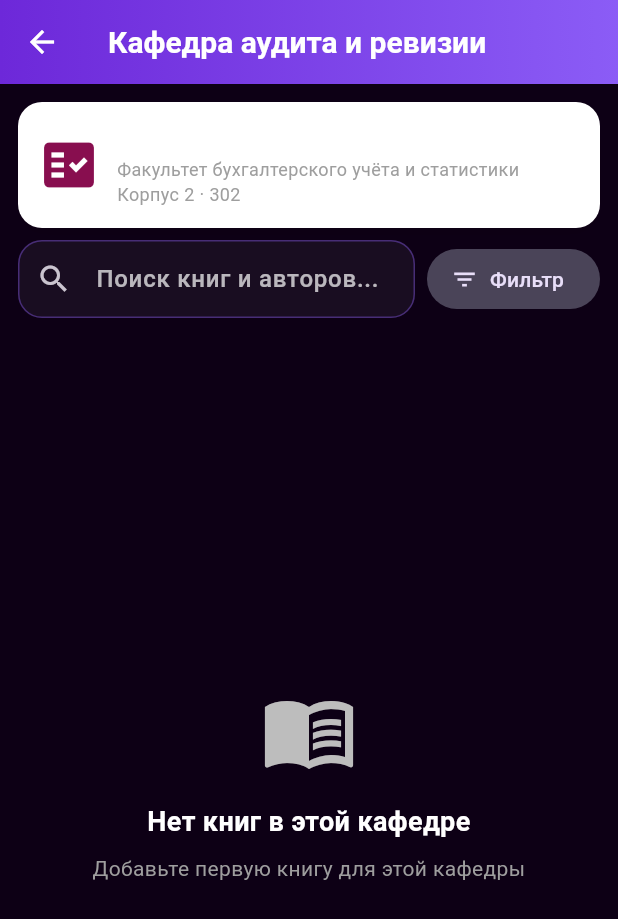
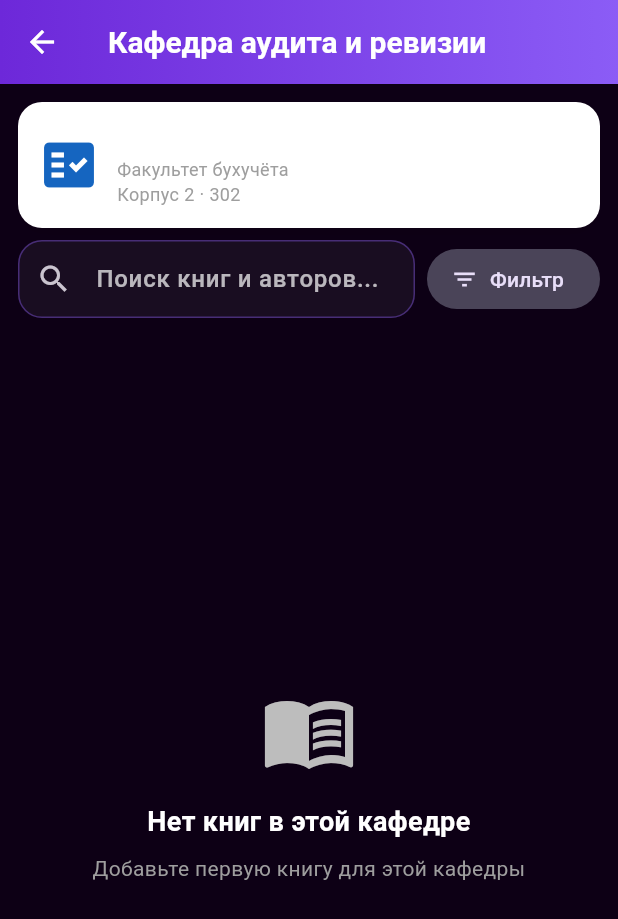
Before and after one commit to HxOpSec/unibook, a Flutter app: the screen it shows after launch, after a tap on an icon or button, on a phone screen of 412 x 824 dp. Shown: the top 919 px of the screen. Run offline on Flutter 3.47's test engine with Material 3 defaults, Android fonts, the phone set to English and light mode, and no system bars; our stand-ins replace cached_network_image, cloud_firestore, dio, file_picker, firebase_auth, firebase_core and 1 more; missing offline and left inert: syncfusion_flutter_pdfviewer; accounts and stored records are empty; statements that could not run were skipped.

Commit message:
Update my changes

```diff
--- a/lib/app.dart
+++ b/lib/app.dart
@@ -27,7 +27,9 @@
   Widget build(BuildContext context) {
     return MultiProvider(
       providers: [
-        Provider(create: (_) => FirestoreService()),
+        Provider<FirestoreService>(
+          create: (_) => FirestoreService(),
+        ),
         ChangeNotifierProvider(
           create: (context) => AuthProvider(null, context.read<FirestoreService>()),
         ),
@@ -37,18 +39,21 @@
         ChangeNotifierProvider(
           create: (context) => UploadProvider(null, context.read<FirestoreService>()),
         ),
-        ChangeNotifierProvider(create: (_) => SettingsProvider()),
+        ChangeNotifierProvider(
+          create: (_) => SettingsProvider(),
+        ),
       ],
       child: Consumer<SettingsProvider>(
         builder: (_, settings, __) {
           return AnimatedTheme(
             duration: const Duration(milliseconds: 350),
+            curve: Curves.easeOutCubic,
             data: settings.themeMode == ThemeMode.dark
                 ? AppTheme.darkTheme()
                 : AppTheme.lightTheme(),
             child: MaterialApp(
               debugShowCheckedModeBanner: false,
-              title: AppStrings.translate('productName', languageCode: settings.languageCode),
+              title: AppStrings.get('app_name', settings.language),
               theme: AppTheme.lightTheme(),
               darkTheme: AppTheme.darkTheme(),
               themeMode: settings.themeMode,
@@ -98,7 +103,10 @@
       transitionDuration: const Duration(milliseconds: 320),
       pageBuilder: (_, __, ___) => page,
       transitionsBuilder: (_, animation, __, child) {
-        final curved = CurvedAnimation(parent: animation, curve: Curves.easeOutCubic);
+        final curved = CurvedAnimation(
+          parent: animation,
+          curve: Curves.easeOutCubic,
+        );
         return FadeTransition(
           opacity: curved,
           child: ScaleTransition(
--- a/lib/main.dart
+++ b/lib/main.dart
@@ -1,76 +1,80 @@
+import 'package:flutter/material.dart';
+import 'package:firebase_core/firebase_core.dart';
 import 'package:cloud_firestore/cloud_firestore.dart';
-import 'package:firebase_core/firebase_core.dart';
-import 'package:flutter/material.dart';
-import 'package:unibook/app.dart';
-import 'package:unibook/core/constants/tgfeu_data.dart';
-import 'package:unibook/firebase_options.dart';
+import 'firebase_options.dart';
+import 'app.dart';
 
-Future<void> main() async {
+void main() async {
   WidgetsFlutterBinding.ensureInitialized();
-
+  try {
     if (Firebase.apps.isEmpty) {
       await Firebase.initializeApp(
         options: DefaultFirebaseOptions.currentPlatform,
       );
     }
-
+  } catch (e) {
+    debugPrint('Firebase init error: $e');
+  }
+  try {
     FirebaseFirestore.instance.settings = const Settings(
       persistenceEnabled: true,
       cacheSizeBytes: Settings.CACHE_SIZE_UNLIMITED,
     );
-
+  } catch (e) {
+    debugPrint('Firestore settings error: $e');
+  }
+  try {
     await seedDepartments();
+  } catch (e) {
+    debugPrint('Seed error: $e');
+  }
   runApp(const UniBookApp());
 }
 
 Future<void> seedDepartments() async {
-  // Firestore supports up to 500 operations per batch write.
-  const maxBatchSize = 500;
-  const reseedThreshold = 20;
   final firestore = FirebaseFirestore.instance;
-  final snapshot = await firestore.collection('departments').count().get();
-  final currentCount = snapshot.count ?? 0;
-  // Reseed when dataset is clearly incomplete for production TGFEU data.
-  if (currentCount >= reseedThreshold) return;
-
-  final existing = await firestore.collection('departments').get();
-  var batch = firestore.batch();
-  var operations = 0;
-
-  for (final doc in existing.docs) {
-    batch.delete(doc.reference);
-    operations++;
-    if (operations >= maxBatchSize) {
+  final snapshot = await firestore.collection('departments').get();
+  if (snapshot.docs.length >= 20) return;
+  final deleteBatch = firestore.batch();
+  for (final doc in snapshot.docs) {
+    deleteBatch.delete(doc.reference);
+  }
+  await deleteBatch.commit();
+  final departments = [
+    {'id':'dept_world_economy','name':'Кафедра мировой экономики','code':'ME','facultyName':'Факультет МЭО','building':'Корпус 1','room':'201','icon':'public','colorHex':'#1565C0'},
+    {'id':'dept_customs','name':'Кафедра таможенной деятельности','code':'TAM','facultyName':'Факультет таможни','building':'Корпус 2','room':'105','icon':'security','colorHex':'#4A148C'},
+    {'id':'dept_fin_economics','name':'Кафедра финансовой экономики','code':'FE','facultyName':'Факультет финансов','building':'Корпус 1','room':'310','icon':'trending_up','colorHex':'#00695C'},
+    {'id':'dept_banking','name':'Кафедра банковской деятельности','code':'BANK','facultyName':'Факультет финансов','building':'Корпус 2','room':'215','icon':'account_balance','colorHex':'#1B5E20'},
+    {'id':'dept_finance','name':'Кафедра финансов','code':'FIN','facultyName':'Факультет финансов','building':'Корпус 1','room':'205','icon':'payments','colorHex':'#0D47A1'},
+    {'id':'dept_econ_analysis','name':'Кафедра экономического анализа и статистики','code':'EAS','facultyName':'Факультет бухучёта','building':'Корпус 2','room':'301','icon':'bar_chart','colorHex':'#E65100'},
+    {'id':'dept_audit','name':'Кафедра аудита и ревизии','code':'AUD','facultyName':'Факультет бухучёта','building':'Корпус 2','room':'302','icon':'fact_check','colorHex':'#880E4F'},
+    {'id':'dept_accounting','name':'Кафедра бухгалтерского учёта','code':'ACC','facultyName':'Факультет бухучёта','building':'Корпус 2','room':'210','icon':'calculate','colorHex':'#2E7D32'},
+    {'id':'dept_fin_management','name':'Кафедра финансового менеджмента','code':'FM','facultyName':'Факультет менеджмента','building':'Корпус 1','room':'401','icon':'manage_accounts','colorHex':'#6A1B9A'},
+    {'id':'dept_tax','name':'Кафедра налогообложения и страхования','code':'TAX','facultyName':'Факультет таможни','building':'Корпус 2','room':'110','icon':'receipt_long','colorHex':'#BF360C'},
+    {'id':'dept_applied_info','name':'Кафедра прикладной информатики в экономике','code':'AIE','facultyName':'Факультет цифровой экономики','building':'Корпус 3','room':'101','icon':'computer','colorHex':'#0277BD'},
+    {'id':'dept_digital','name':'Кафедра цифровой экономики и логистики','code':'DEL','facultyName':'Факультет цифровой экономики','building':'Корпус 3','room':'205','icon':'devices','colorHex':'#006064'},
+    {'id':'dept_info_systems','name':'Кафедра информационно-инновационных систем','code':'IIS','facultyName':'Факультет цифровой экономики','building':'Корпус 3','room':'210','icon':'hub','colorHex':'#1A237E'},
+    {'id':'dept_intl_finance','name':'Кафедра международных финансово-кредитных отношений','code':'IFC','facultyName':'Факультет МЭО','building':'Корпус 1','room':'315','icon':'currency_exchange','colorHex':'#004D40'},
+    {'id':'dept_management','name':'Кафедра менеджмента','code':'MAN','facultyName':'Факультет менеджмента','building':'Корпус 1','room':'405','icon':'business_center','colorHex':'#37474F'},
+    {'id':'dept_econ_law','name':'Кафедра экономического права','code':'LAW','facultyName':'Факультет менеджмента','building':'Корпус 1','room':'410','icon':'gavel','colorHex':'#3E2723'},
+    {'id':'dept_enterprise','name':'Кафедра экономики предприятий и предпринимательства','code':'EEE','facultyName':'Факультет экономики','building':'Корпус 2','room':'401','icon':'store','colorHex':'#827717'},
+    {'id':'dept_econ_theory','name':'Кафедра экономической теории','code':'ET','facultyName':'Факультет экономики','building':'Корпус 2','room':'405','icon':'school','colorHex':'#558B2F'},
+    {'id':'dept_foreign_lang','name':'Кафедра иностранных языков','code':'FL','facultyName':'Факультет экономики','building':'Корпус 1','room':'115','icon':'language','colorHex':'#AD1457'},
+    {'id':'dept_tj_ru_lang','name':'Кафедра таджикского и русского языков','code':'TRL','facultyName':'Факультет экономики','building':'Корпус 1','room':'120','icon':'translate','colorHex':'#283593'},
+    {'id':'dept_math_it','name':'Кафедра математики и информационных технологий','code':'MIT','facultyName':'Факультет цифровой экономики','building':'Корпус 3','room':'301','icon':'functions','colorHex':'#0288D1'},
+    {'id':'dept_sport','name':'Кафедра физического воспитания','code':'SPORT','facultyName':'Факультет экономики','building':'Корпус 4','room':'Спортзал','icon':'sports','colorHex':'#2E7D32'},
+    {'id':'dept_history','name':'Кафедра истории и философии','code':'HIST','facultyName':'Факультет экономики','building':'Корпус 1','room':'225','icon':'history_edu','colorHex':'#4E342E'},
+    {'id':'dept_statistics','name':'Кафедра статистики','code':'STAT','facultyName':'Факультет бухучёта','building':'Корпус 2','room':'315','icon':'analytics','colorHex':'#00695C'},
+  ];
+  final batch = firestore.batch();
+  for (final dept in departments) {
+    final id = dept['id'] as String;
+    final data = Map<String, dynamic>.from(dept)
+      ..remove('id')
+      ..['bookCount'] = 0
+      ..['createdAt'] = FieldValue.serverTimestamp();
+    batch.set(firestore.collection('departments').doc(id), data);
+  }
   await batch.commit();
-      batch = firestore.batch();
-      operations = 0;
+  debugPrint('✅ Seeded 24 departments');
 }
-  }
-
-  for (final dept in tgfeuDepartments) {
-    final id = dept['id'] as String;
-    batch.set(firestore.collection('departments').doc(id), {
-      'name': dept['name'],
-      'code': dept['code'],
-      'facultyId': dept['facultyId'],
-      'facultyName': facultyNameById(dept['facultyId'] as String),
-      'building': dept['building'],
-      'room': dept['room'],
-      'icon': dept['icon'],
-      'color': dept['color'],
-      'head': '',
-      'bookCount': 0,
-      'createdAt': FieldValue.serverTimestamp(),
-    });
-    operations++;
-    if (operations >= maxBatchSize) {
-      await batch.commit();
-      batch = firestore.batch();
-      operations = 0;
-    }
-  }
-
-  if (operations > 0) {
-    await batch.commit();
-  }
-}
```
Also changed, not shown: firebase.json (added), pubspec.lock, 6 other files. Lines whose indentation alone changed are shown as unchanged.
